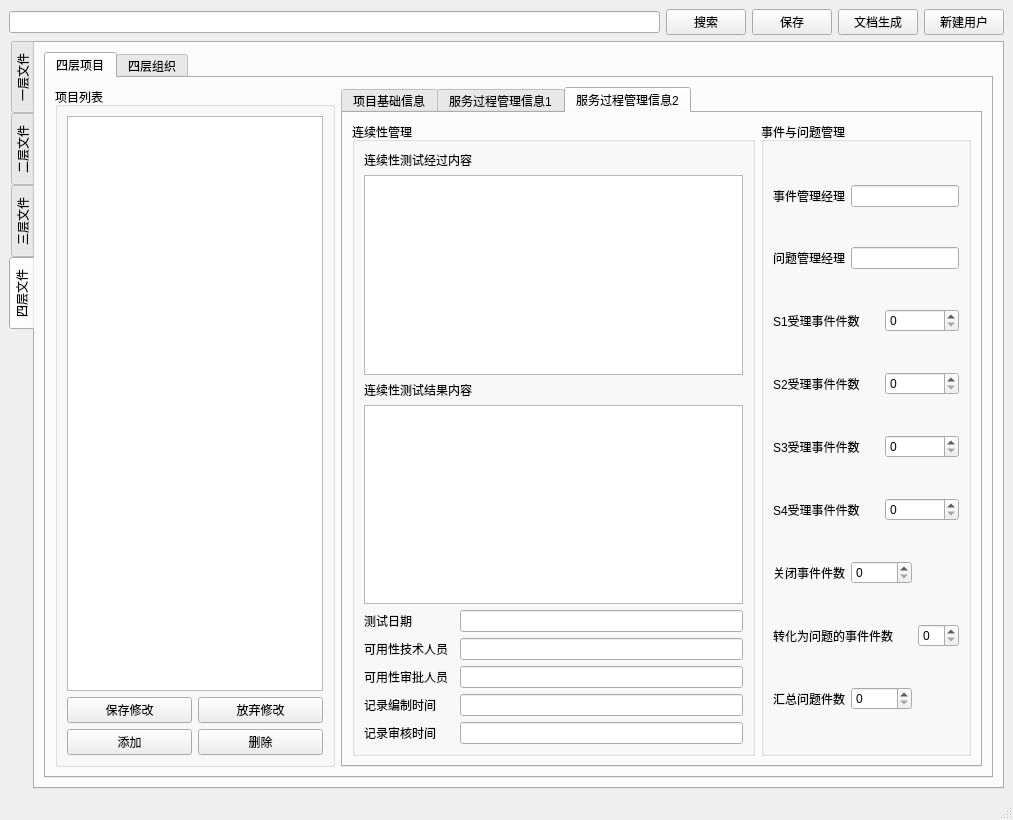
Before: the Qt Designer form Word-Printer/MainUI.ui in OtakuTools/WordPrinter, drawn with Qt 5.
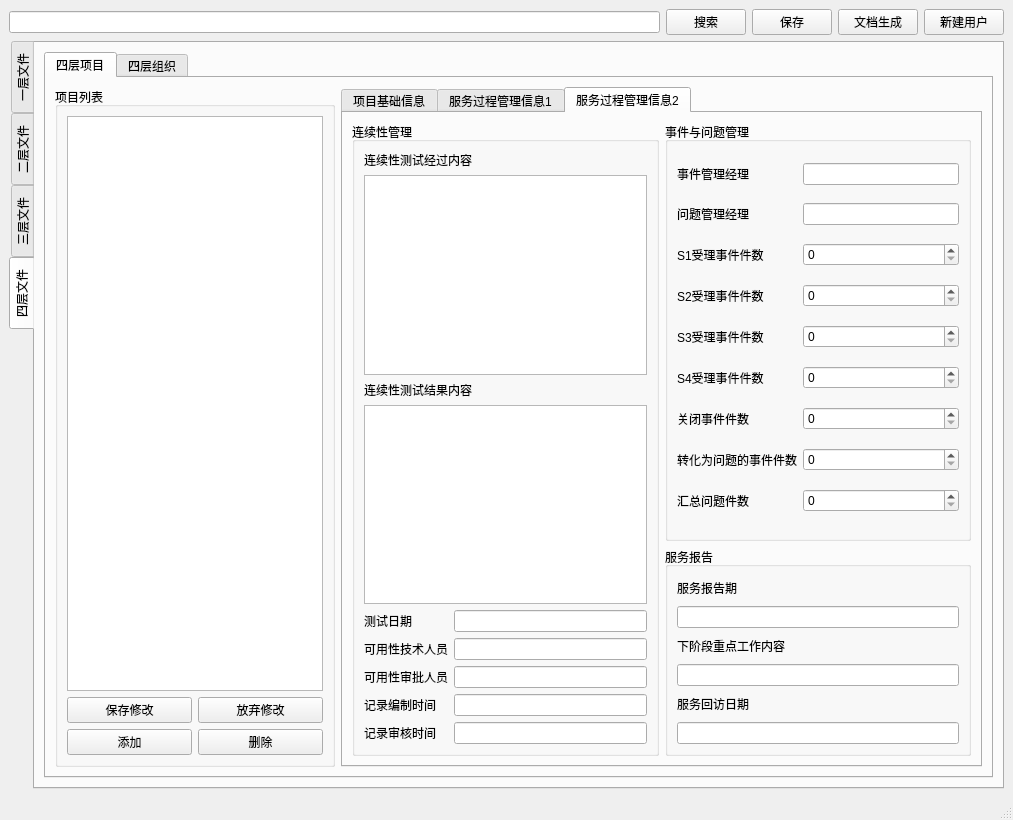
After: the same form once the commit is applied. The open tabs and pages were chosen to show the change.

What changed in the file:
```diff
--- a/Word-Printer/MainUI.ui
+++ b/Word-Printer/MainUI.ui
@@ -1510,7 +1510,7 @@
                   </layout>
                  </widget>
                 </item>
-                <item row="0" column="1">
+                <item row="0" column="1" rowspan="2">
                  <widget class="QGroupBox" name="PartyB">
                   <property name="title">
                    <string>乙方信息</string>
@@ -1589,7 +1589,7 @@
                   </layout>
                  </widget>
                 </item>
-                <item row="1" column="0">
+                <item row="1" column="0" rowspan="2">
                  <widget class="QGroupBox" name="Detail">
                   <property name="title">
                    <string>项目服务内容信息</string>
@@ -1678,7 +1678,7 @@
                   </layout>
                  </widget>
                 </item>
-                <item row="1" column="1">
+                <item row="2" column="1">
                  <widget class="QGroupBox" name="Team">
                   <property name="title">
                    <string>项目服务团队信息</string>
@@ -1734,7 +1734,7 @@
                 <string>服务过程管理信息1</string>
                </attribute>
                <layout class="QGridLayout" name="gridLayout_33">
-                <item row="0" column="1" rowspan="2">
+                <item row="0" column="0">
                  <widget class="QGroupBox" name="Config">
                   <property name="title">
                    <string>配置、变更、发布管理</string>
@@ -1747,7 +1747,7 @@
                      </property>
                     </widget>
                    </item>
-                   <item row="0" column="2">
+                   <item row="0" column="1">
                     <widget class="QLineEdit" name="modifyManagerText"/>
                    </item>
                    <item row="1" column="0">
@@ -1757,7 +1757,7 @@
                      </property>
                     </widget>
                    </item>
-                   <item row="1" column="2">
+                   <item row="1" column="1">
                     <widget class="QLineEdit" name="configManagerText"/>
                    </item>
                    <item row="2" column="0">
@@ -1767,7 +1767,7 @@
                      </property>
                     </widget>
                    </item>
-                   <item row="2" column="2">
+                   <item row="2" column="1">
                     <widget class="QLineEdit" name="releaseManagerText"/>
                    </item>
                    <item row="3" column="0">
@@ -1777,7 +1777,7 @@
                      </property>
                     </widget>
                    </item>
-                   <item row="3" column="2">
+                   <item row="3" column="1">
                     <widget class="QLineEdit" name="relatedManagerText"/>
                    </item>
                    <item row="4" column="0">
@@ -1787,7 +1787,7 @@
                      </property>
                     </widget>
                    </item>
-                   <item row="4" column="2">
+                   <item row="4" column="1">
                     <widget class="QLineEdit" name="configVersionText"/>
                    </item>
                    <item row="5" column="0">
@@ -1797,7 +1797,7 @@
                      </property>
                     </widget>
                    </item>
-                   <item row="5" column="2">
+                   <item row="5" column="1">
                     <widget class="QLineEdit" name="configReleaseDateText"/>
                    </item>
                    <item row="6" column="0">
@@ -1807,7 +1807,7 @@
                      </property>
                     </widget>
                    </item>
-                   <item row="6" column="2">
+                   <item row="6" column="1">
                     <widget class="QLineEdit" name="changesText"/>
                    </item>
                    <item row="7" column="0">
@@ -1817,7 +1817,7 @@
                      </property>
                     </widget>
                    </item>
-                   <item row="7" column="2">
+                   <item row="7" column="1">
                     <widget class="QLineEdit" name="releasesText"/>
                    </item>
                    <item row="8" column="0">
@@ -1827,7 +1827,7 @@
                      </property>
                     </widget>
                    </item>
-                   <item row="8" column="2">
+                   <item row="8" column="1">
                     <widget class="QLineEdit" name="ConfigReleaseDateText"/>
                    </item>
                    <item row="9" column="0">
@@ -1837,7 +1837,7 @@
                      </property>
                     </widget>
                    </item>
-                   <item row="9" column="2">
+                   <item row="9" column="1">
                     <widget class="QLineEdit" name="ConfigPreReleaseDateText"/>
                    </item>
                    <item row="10" column="0">
@@ -1847,7 +1847,7 @@
                      </property>
                     </widget>
                    </item>
-                   <item row="10" column="2">
+                   <item row="10" column="1">
                     <widget class="QLineEdit" name="applicationDateText"/>
                    </item>
                    <item row="11" column="0">
@@ -1857,131 +1857,70 @@
                      </property>
                     </widget>
                    </item>
-                   <item row="11" column="2">
+                   <item row="11" column="1">
                     <widget class="QLineEdit" name="SNText"/>
                    </item>
                    <item row="12" column="0">
+                    <widget class="QLabel" name="subjectLabel">
+                     <property name="text">
+                      <string>发布主题</string>
+                     </property>
+                    </widget>
+                   </item>
+                   <item row="12" column="1">
+                    <widget class="QLineEdit" name="subjectText"/>
+                   </item>
+                   <item row="13" column="0">
                     <widget class="QLabel" name="targetLabel">
                      <property name="text">
                       <string>发布目标</string>
                      </property>
                     </widget>
                    </item>
-                   <item row="12" column="2">
+                   <item row="13" column="1">
                     <widget class="QLineEdit" name="targetText"/>
                    </item>
-                   <item row="13" column="0">
+                   <item row="14" column="0">
                     <widget class="QLabel" name="itemLabel">
                      <property name="text">
                       <string>发布交付物</string>
                      </property>
                     </widget>
                    </item>
-                   <item row="13" column="2">
+                   <item row="14" column="1">
                     <widget class="QLineEdit" name="itemText"/>
                    </item>
-                   <item row="14" column="0">
+                   <item row="15" column="0">
                     <widget class="QLabel" name="releaseVersionLabel">
                      <property name="text">
                       <string>发布版本</string>
                      </property>
                     </widget>
                    </item>
-                   <item row="14" column="2">
+                   <item row="15" column="1">
                     <widget class="QLineEdit" name="releaseVersionText"/>
                    </item>
                   </layout>
                  </widget>
                 </item>
-                <item row="2" column="1">
-                 <widget class="QGroupBox" name="Report">
-                  <property name="title">
-                   <string>服务报告</string>
-                  </property>
-                  <layout class="QGridLayout" name="gridLayout_27">
-                   <item row="0" column="0">
-                    <widget class="QLabel" name="reportTimeLabel">
-                     <property name="text">
-                      <string>服务报告期</string>
-                     </property>
-                    </widget>
-                   </item>
-                   <item row="2" column="0">
-                    <widget class="QLabel" name="keypointLabel">
-                     <property name="text">
-                      <string>下阶段重点工作内容</string>
-                     </property>
-                    </widget>
-                   </item>
-                   <item row="4" column="0">
-                    <widget class="QLabel" name="revisitLabel">
-                     <property name="text">
-                      <string>服务回访日期</string>
-                     </property>
-                    </widget>
-                   </item>
-                   <item row="5" column="0">
-                    <widget class="QLineEdit" name="revisitText"/>
-                   </item>
-                   <item row="1" column="0">
-                    <widget class="QLineEdit" name="reportTimeText"/>
-                   </item>
-                   <item row="3" column="0">
-                    <widget class="QLineEdit" name="keypointText"/>
-                   </item>
-                  </layout>
-                 </widget>
-                </item>
                </layout>
               </widget>
               <widget class="QWidget" name="tab_9">
                <attribute name="title">
                 <string>服务过程管理信息2</string>
                </attribute>
-               <layout class="QGridLayout" name="gridLayout_32">
-                <item row="0" column="0">
+               <layout class="QGridLayout" name="gridLayout_26">
+                <item row="0" column="0" rowspan="3">
                  <widget class="QGroupBox" name="Continuity">
                   <property name="title">
                    <string>连续性管理</string>
                   </property>
-                  <layout class="QGridLayout" name="gridLayout_26">
-                   <item row="0" column="0" colspan="3">
-                    <widget class="QLabel" name="processLabel">
-                     <property name="text">
-                      <string>连续性测试经过内容</string>
-                     </property>
-                    </widget>
+                  <layout class="QGridLayout" name="gridLayout_32">
+                   <item row="4" column="1">
+                    <widget class="QLineEdit" name="ContinuityDateText"/>
                    </item>
-                   <item row="1" column="0" colspan="3">
-                    <widget class="QTextEdit" name="processText">
-                     <property name="tabChangesFocus">
-                      <bool>true</bool>
-                     </property>
-                    </widget>
-                   </item>
-                   <item row="3" column="0" colspan="3">
-                    <widget class="QTextEdit" name="resultText">
-                     <property name="tabChangesFocus">
-                      <bool>true</bool>
-                     </property>
-                    </widget>
-                   </item>
-                   <item row="4" column="0">
-                    <widget class="QLabel" name="ContinuityDateLabel">
-                     <property name="text">
-                      <string>测试日期</string>
-                     </property>
-                    </widget>
-                   </item>
-                   <item row="5" column="0">
-                    <widget class="QLabel" name="technicistLabel">
-                     <property name="text">
-                      <string>可用性技术人员</string>
-                     </property>
-                    </widget>
-                   </item>
-                   <item row="5" column="2">
-                    <widget class="QLineEdit" name="technicistText"/>
+                   <item row="7" column="1">
+                    <widget class="QLineEdit" name="ContinuityCompileDateText"/>
                    </item>
                    <item row="6" column="0">
                     <widget class="QLabel" name="ContinuityApproverLabel">
@@ -1990,7 +1929,10 @@
                      </property>
                     </widget>
                    </item>
-                   <item row="6" column="2">
+                   <item row="5" column="1">
+                    <widget class="QLineEdit" name="technicistText"/>
+                   </item>
+                   <item row="6" column="1">
                     <widget class="QLineEdit" name="ContinuityApproverText"/>
                    </item>
                    <item row="7" column="0">
@@ -2000,38 +1942,109 @@
                      </property>
                     </widget>
                    </item>
-                   <item row="7" column="2">
-                    <widget class="QLineEdit" name="ContinuityCompileDateText"/>
+                   <item row="5" column="0">
+                    <widget class="QLabel" name="technicistLabel">
+                     <property name="text">
+                      <string>可用性技术人员</string>
+                     </property>
+                    </widget>
                    </item>
-                   <item row="8" column="0">
-                    <widget class="QLabel" name="ContinuityAuditDateLabel">
+                   <item row="1" column="0" colspan="2">
+                    <widget class="QTextEdit" name="processText">
+                     <property name="tabChangesFocus">
+                      <bool>true</bool>
+                     </property>
+                    </widget>
+                   </item>
+                   <item row="4" column="0">
+                    <widget class="QLabel" name="ContinuityDateLabel">
                      <property name="text">
-                      <string>记录审核时间</string>
+                      <string>测试日期</string>
                      </property>
                     </widget>
                    </item>
-                   <item row="8" column="2">
+                   <item row="0" column="0" colspan="2">
+                    <widget class="QLabel" name="processLabel">
+                     <property name="text">
+                      <string>连续性测试经过内容</string>
+                     </property>
+                    </widget>
+                   </item>
+                   <item row="8" column="1">
                     <widget class="QLineEdit" name="ContinuityAuditDateText"/>
                    </item>
-                   <item row="4" column="2">
-                    <widget class="QLineEdit" name="ContinuityDateText"/>
+                   <item row="3" column="0" colspan="2">
+                    <widget class="QTextEdit" name="resultText">
+                     <property name="tabChangesFocus">
+                      <bool>true</bool>
+                     </property>
+                    </widget>
                    </item>
-                   <item row="2" column="0" colspan="3">
+                   <item row="2" column="0" colspan="2">
                     <widget class="QLabel" name="resultLabel">
                      <property name="text">
                       <string>连续性测试结果内容</string>
                      </property>
                     </widget>
                    </item>
+                   <item row="8" column="0">
+                    <widget class="QLabel" name="ContinuityAuditDateLabel">
+                     <property name="text">
+                      <string>记录审核时间</string>
+                     </property>
+                    </widget>
+                   </item>
                   </layout>
                  </widget>
                 </item>
-                <item row="0" column="1">
+                <item row="2" column="1">
+                 <widget class="QGroupBox" name="Report">
+                  <property name="title">
+                   <string>服务报告</string>
+                  </property>
+                  <layout class="QGridLayout" name="gridLayout_27">
+                   <item row="0" column="0">
+                    <widget class="QLabel" name="reportTimeLabel">
+                     <property name="text">
+                      <string>服务报告期</string>
+                     </property>
+                    </widget>
+                   </item>
+                   <item row="2" column="0">
+                    <widget class="QLabel" name="keypointLabel">
+                     <property name="text">
+                      <string>下阶段重点工作内容</string>
+                     </property>
+                    </widget>
+                   </item>
+                   <item row="4" column="0">
+                    <widget class="QLabel" name="revisitLabel">
+                     <property name="text">
+                      <string>服务回访日期</string>
+                     </property>
+                    </widget>
+                   </item>
+                   <item row="5" column="0">
+                    <widget class="QLineEdit" name="revisitText"/>
+                   </item>
+                   <item row="1" column="0">
+                    <widget class="QLineEdit" name="reportTimeText"/>
+                   </item>
+                   <item row="3" column="0">
+                    <widget class="QLineEdit" name="keypointText"/>
+                   </item>
+                  </layout>
+                 </widget>
+                </item>
+                <item row="0" column="1" rowspan="2">
                  <widget class="QGroupBox" name="Event">
                   <property name="title">
                    <string>事件与问题管理</string>
                   </property>
                   <layout class="QGridLayout" name="gridLayout_23">
+                   <item row="11" column="1" colspan="3">
+                    <widget class="QSpinBox" name="summarizedText"/>
+                   </item>
                    <item row="0" column="0">
                     <widget class="QLabel" name="eventManagerLabel">
                      <property name="text">
@@ -2052,76 +2065,73 @@
                    <item row="1" column="1" colspan="3">
                     <widget class="QLineEdit" name="issueManagerText"/>
                    </item>
-                   <item row="2" column="0" colspan="2">
+                   <item row="7" column="0">
+                    <widget class="QLabel" name="closedLabel">
+                     <property name="text">
+                      <string>关闭事件件数</string>
+                     </property>
+                    </widget>
+                   </item>
+                   <item row="11" column="0">
+                    <widget class="QLabel" name="summarizedLabel">
+                     <property name="text">
+                      <string>汇总问题件数</string>
+                     </property>
+                    </widget>
+                   </item>
+                   <item row="9" column="0">
+                    <widget class="QLabel" name="transformedLabel">
+                     <property name="text">
+                      <string>转化为问题的事件件数</string>
+                     </property>
+                    </widget>
+                   </item>
+                   <item row="7" column="1" colspan="3">
+                    <widget class="QSpinBox" name="closedText"/>
+                   </item>
+                   <item row="9" column="1" colspan="3">
+                    <widget class="QSpinBox" name="transformedText"/>
+                   </item>
+                   <item row="5" column="0">
+                    <widget class="QLabel" name="S4acceptedLabel">
+                     <property name="text">
+                      <string>S4受理事件件数</string>
+                     </property>
+                    </widget>
+                   </item>
+                   <item row="4" column="0">
+                    <widget class="QLabel" name="S3acceptedLabel">
+                     <property name="text">
+                      <string>S3受理事件件数</string>
+                     </property>
+                    </widget>
+                   </item>
+                   <item row="3" column="0">
+                    <widget class="QLabel" name="S2acceptedLabel">
+                     <property name="text">
+                      <string>S2受理事件件数</string>
+                     </property>
+                    </widget>
+                   </item>
+                   <item row="2" column="0">
                     <widget class="QLabel" name="S1acceptedLabel">
                      <property name="text">
                       <string>S1受理事件件数</string>
                      </property>
                     </widget>
                    </item>
-                   <item row="2" column="2" colspan="2">
+                   <item row="2" column="1" colspan="3">
                     <widget class="QSpinBox" name="S1acceptedText"/>
                    </item>
-                   <item row="3" column="0" colspan="2">
-                    <widget class="QLabel" name="S2acceptedLabel">
-                     <property name="text">
-                      <string>S2受理事件件数</string>
-                     </property>
-                    </widget>
-                   </item>
-                   <item row="3" column="2" colspan="2">
+                   <item row="3" column="1" colspan="3">
                     <widget class="QSpinBox" name="S2acceptedText"/>
                    </item>
-                   <item row="4" column="0" colspan="2">
-                    <widget class="QLabel" name="S3acceptedLabel">
-                     <property name="text">
-                      <string>S3受理事件件数</string>
-                     </property>
-                    </widget>
-                   </item>
-                   <item row="4" column="2" colspan="2">
+                   <item row="4" column="1" colspan="3">
                     <widget class="QSpinBox" name="S3acceptedText"/>
                    </item>
-                   <item row="5" column="0" colspan="2">
-                    <widget class="QLabel" name="S4acceptedLabel">
-                     <property name="text">
-                      <string>S4受理事件件数</string>
-                     </property>
-                    </widget>
-                   </item>
-                   <item row="5" column="2" colspan="2">
+                   <item row="5" column="1" colspan="3">
                     <widget class="QSpinBox" name="S4acceptedText"/>
                    </item>
-                   <item row="6" column="0">
-                    <widget class="QLabel" name="closedLabel">
-                     <property name="text">
-                      <string>关闭事件件数</string>
-                     </property>
-                    </widget>
-                   </item>
-                   <item row="6" column="1" colspan="2">
-                    <widget class="QSpinBox" name="closedText"/>
-                   </item>
-                   <item row="7" column="0" colspan="3">
-                    <widget class="QLabel" name="transformedLabel">
-                     <property name="text">
-                      <string>转化为问题的事件件数</string>
-                     </property>
-                    </widget>
-                   </item>
-                   <item row="7" column="3">
-                    <widget class="QSpinBox" name="transformedText"/>
-                   </item>
-                   <item row="8" column="0">
-                    <widget class="QLabel" name="summarizedLabel">
-                     <property name="text">
-                      <string>汇总问题件数</string>
-                     </property>
-                    </widget>
-                   </item>
-                   <item row="8" column="1" colspan="2">
-                    <widget class="QSpinBox" name="summarizedText"/>
-                   </item>
                   </layout>
                  </widget>
                 </item>
```
Left out of the diff: 15 changed lines with no effect on the pictures.
